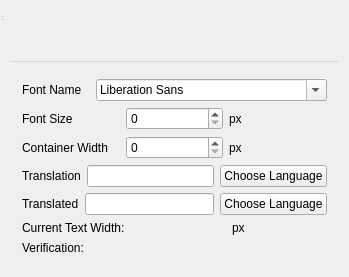
pennyfea/TranslationVerification, file src/widgetwindow.ui: the form before one commit.
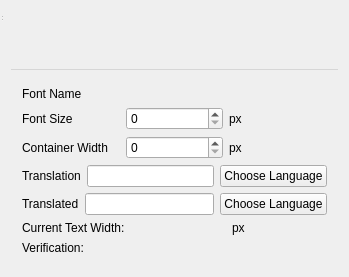
The form after the commit.

Commit message: Add custom fonts and font combobox

```diff
--- a/src/widgetwindow.ui
+++ b/src/widgetwindow.ui
@@ -28,9 +28,6 @@
             </property>
            </widget>
           </item>
-          <item>
-           <widget class="QFontComboBox" name="fontComboBox"/>
-          </item>
          </layout>
         </item>
         <item>
```
The commit also changes 29 other files.
